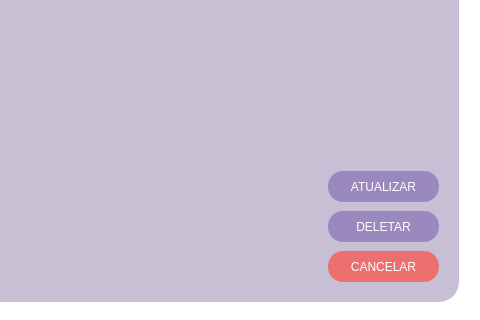
Qt form VeterinaryScheduleSystem/cadastropesquisar.ui (brenoafsa/VeterinaryScheduleSystem) before a commit; both pictures show x 822 to 1302 and y 299 to 619 of the 1302 by 619 pixel window.
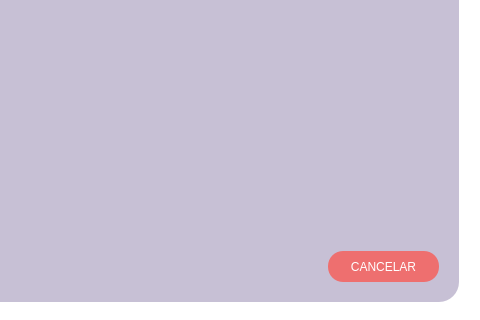
The same form after that commit. Icons and pictures are not drawn.

Diff of the .ui file:
```diff
--- a/VeterinaryScheduleSystem/cadastropesquisar.ui
+++ b/VeterinaryScheduleSystem/cadastropesquisar.ui
@@ -205,46 +205,6 @@
      <string>CANCELAR</string>
     </property>
    </widget>
-   <widget class="QPushButton" name="atualizarButton_3">
-    <property name="geometry">
-     <rect>
-      <x>840</x>
-      <y>270</y>
-      <width>111</width>
-      <height>31</height>
-     </rect>
-    </property>
-    <property name="styleSheet">
-     <string notr="true">background-color: #9B88BF;
-font: 700 15pt &quot;System&quot;;
-border-radius: 15px;
-padding: 5px;
-color: #ffffff</string>
-    </property>
-    <property name="text">
-     <string>ATUALIZAR</string>
-    </property>
-   </widget>
-   <widget class="QPushButton" name="deletarButton_4">
-    <property name="geometry">
-     <rect>
-      <x>840</x>
-      <y>310</y>
-      <width>111</width>
-      <height>31</height>
-     </rect>
-    </property>
-    <property name="styleSheet">
-     <string notr="true">background-color: #9B88BF;
-font: 700 15pt &quot;System&quot;;
-border-radius: 15px;
-padding: 5px;
-color: #ffffff</string>
-    </property>
-    <property name="text">
-     <string>DELETAR</string>
-    </property>
-   </widget>
    <widget class="QLineEdit" name="lineEdit">
     <property name="geometry">
      <rect>
```
